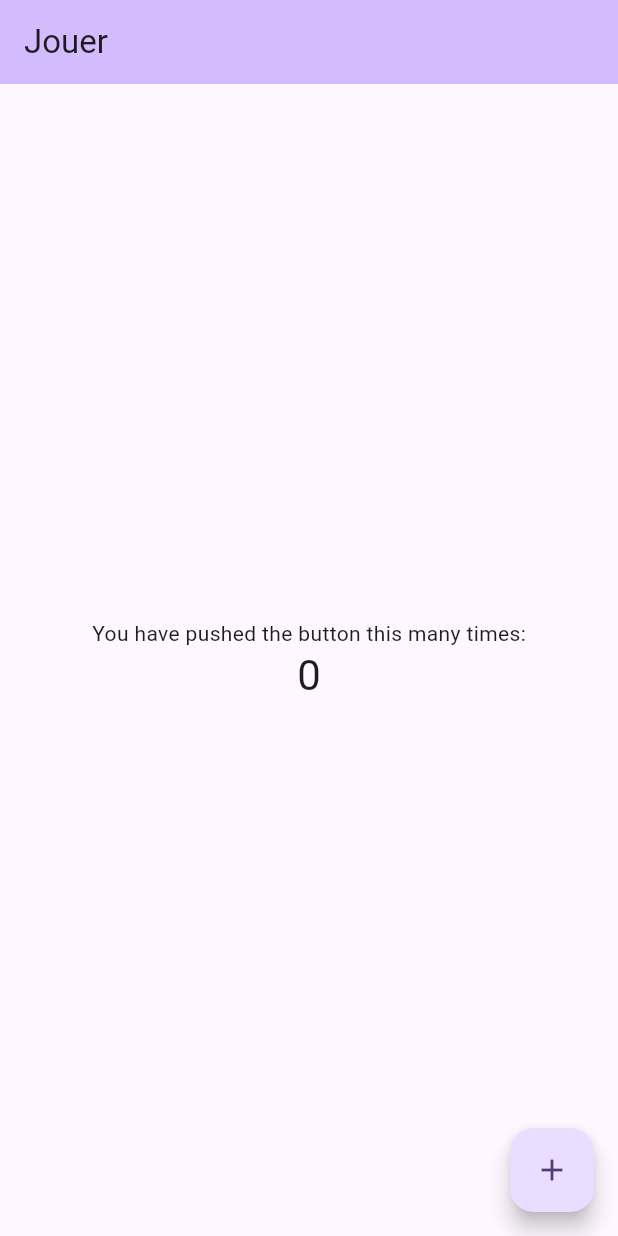
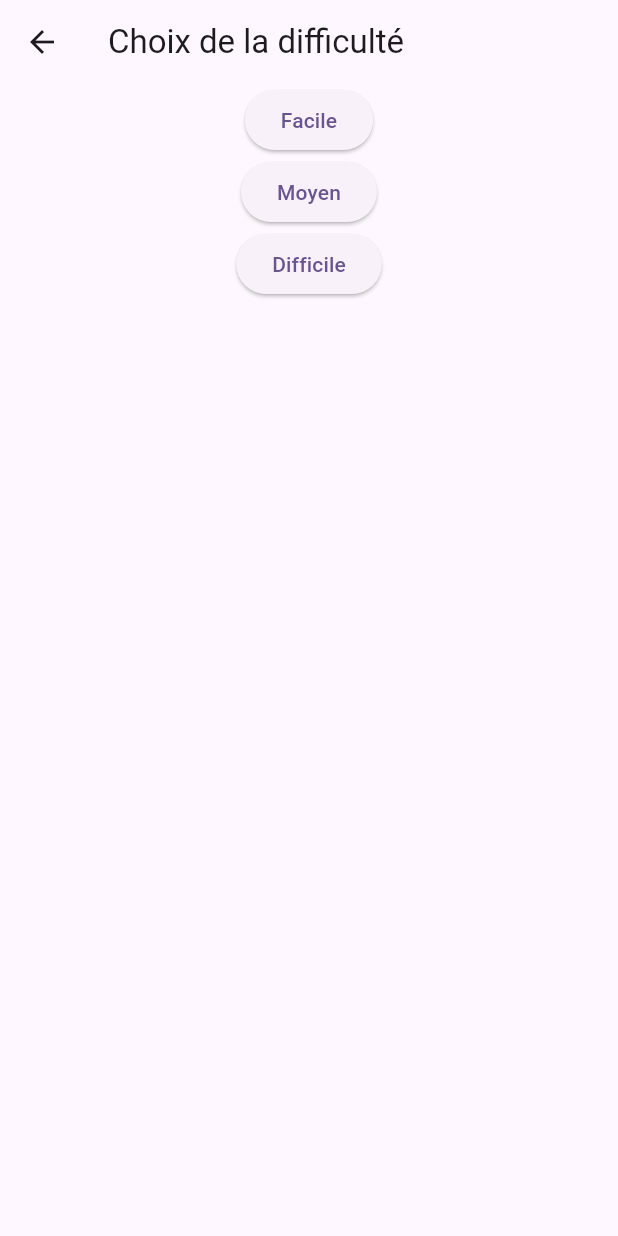
Before and after one commit to DanielMoreira45/tpnotemobile, a Flutter app: the screen it shows after launch, after a tap on "Jouer", on a phone screen of 412 x 824 dp. Run offline on Flutter 3.47's test engine with Material 3 defaults, Android fonts, the phone set to English and light mode, and no system bars; our stand-ins replace go_router.

Commit message:
Finalisation de Jouer sans le modele

```diff
--- a/lib/router/app_router.dart
+++ b/lib/router/app_router.dart
@@ -1,30 +1,39 @@
 import 'package:go_router/go_router.dart';
+import 'package:tpnotemobile/ui/Jouer.dart';
 
 import '../app.dart';
 import '../ui/Home.dart';
 
 final router = GoRouter(
-  initialLocation: '/',
-  routes:<RouteBase>[
+  routes: [
     GoRoute(
       path: '/',
       name: 'home',
       builder: (context, state) => const HomePage(),
+      routes: <RouteBase>[
+        GoRoute(
+          path: 'jouer',
+          name: 'jouer',
+          builder: (context, state) => const JouerPage(),
+          routes: <RouteBase>[
+            GoRoute(
+              path: ':difficulte',
+              name: 'difficulte',
+              builder: (context, state) => const JouerPage(),
+            ),
+          ]
+        ),
+      ],
     ),
     GoRoute(
       path: '/scores',
       name: 'scores',
-      builder: (context, state) => const MyHomePage(title: 'Score'),
+      builder: (context, state) => const MyHomePage(title: 'Scores'),
     ),
     GoRoute(
       path: '/regles',
       name: 'regles',
-      builder: (context, state) => const MyHomePage(title: 'Regles'),
-    ),
-    GoRoute(
-      path: '/jouer',
-      name: 'jouer',
-      builder: (context, state) => const MyHomePage(title: 'Jouer'),
+      builder: (context, state) => const MyHomePage(title: 'Règles'),
     ),
   ],
 );
--- /dev/null
+++ b/lib/ui/Jouer.dart
@@ -0,0 +1,111 @@
+import 'package:flutter/material.dart';
+
+class JouerPage extends StatefulWidget {
+  const JouerPage({super.key});
+
+  @override
+  State<JouerPage> createState() => _JouerPageState();
+}
+
+class _JouerPageState extends State<JouerPage> {
+  int? _difficulte;
+  int _essaisRestants = -1;
+
+  @override
+  void initState() {
+    super.initState();
+    if (_difficulte == null) {
+      _essaisRestants = -1;
+    } else {
+      initEssaieMax();
+    }
+  }
+
+  @override
+  Widget build(BuildContext context) {
+    if (_difficulte == null) {
+      return pageChoixDifficulte();
+    }
+    return Scaffold(
+      appBar: AppBar(
+        title: const Text('Jouer'),
+      ),
+      body: Center(
+        child: Column(
+          children: [
+            Text('Difficulté : $_difficulte'),
+            Text('Essais restants : $_essaisRestants'),
+            ElevatedButton(
+              onPressed: () {
+                setState(() {
+                  _essaisRestants--;
+                });
+              },
+              child: const Text('Essayer'),
+            ),
+            ElevatedButton(
+              onPressed: () {
+                setState(() {
+                  _difficulte = null; // Réinitialiser la difficulté
+                });
+              },
+              child: const Text('Changer de difficulté'),
+            )
+          ],
+        ),
+      ),
+    );
+  }
+
+  void initEssaieMax() {
+    // Initialisation des essais max en fonction de la difficulté
+    if (_difficulte == 3) {
+      _essaisRestants = 3;
+    } else if (_difficulte == 2) {
+      _essaisRestants = 5;
+    } else {
+      _essaisRestants = 10;
+    }
+  }
+
+  Widget pageChoixDifficulte() {
+    return Scaffold(
+      appBar: AppBar(
+        title: const Text('Choix de la difficulté'),
+      ),
+      body: Center(
+        child: Column(
+          children: [
+            ElevatedButton(
+              onPressed: () {
+                setState(() {
+                  _difficulte = 1;
+                  initEssaieMax();
+                });
+              },
+              child: const Text('Facile'),
+            ),
+            ElevatedButton(
+              onPressed: () {
+                setState(() {
+                  _difficulte = 2;
+                  initEssaieMax();
+                });
+              },
+              child: const Text('Moyen'),
+            ),
+            ElevatedButton(
+              onPressed: () {
+                setState(() {
+                  _difficulte = 3;
+                  initEssaieMax();
+                });
+              },
+              child: const Text('Difficile'),
+            )
+          ],
+        ),
+      ),
+    );
+  }
+}
```
